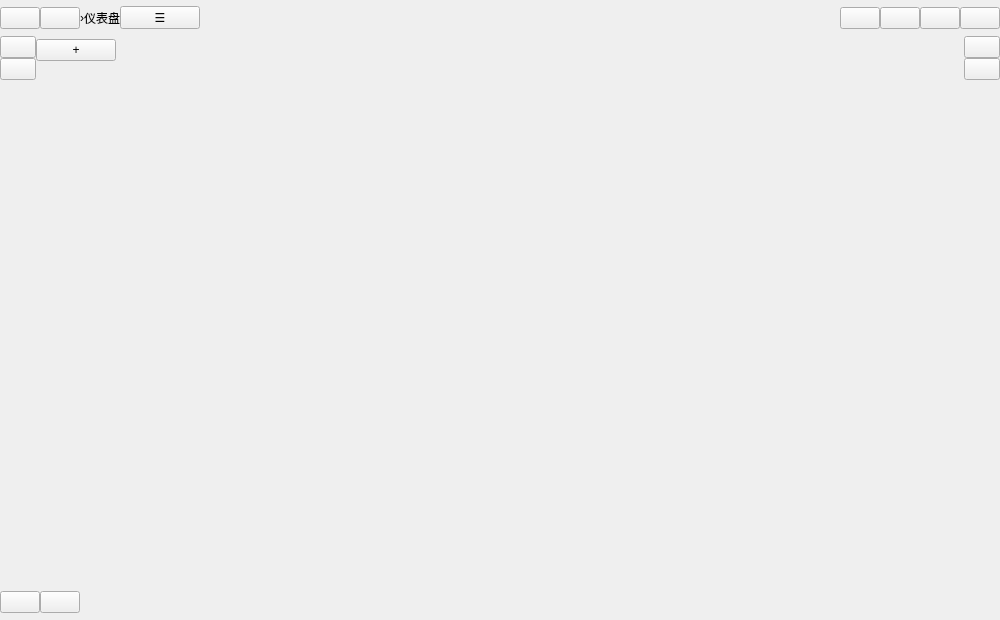
First picture: the form in Sources/Froms/MainWindow.ui, repository FixLater/image-text, before the edit.
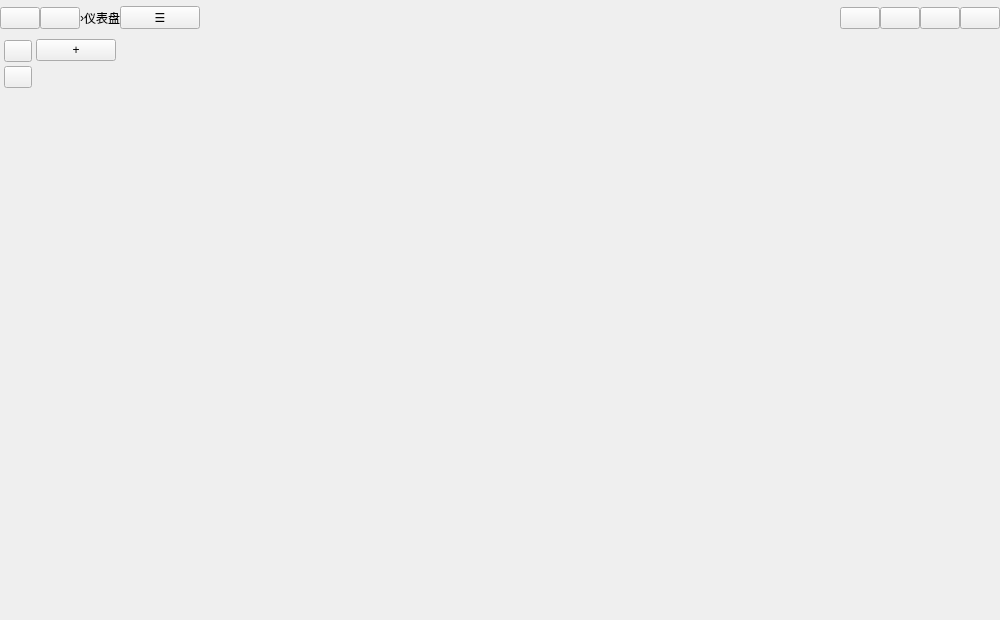
Second picture: the form after the edit.

Commit message:
refactor(ui): 重构主窗口界面布局和侧边栏功能
- 调整应用图标大小从25x25改为20x20，并修改边距设置
- 移除隐藏的右侧按钮，优化界面布局结构
- 将左侧按钮图标从home和settings更换为websocket和translate图标
- 为左侧按钮添加固定尺寸和选中状态样式效果
- 实现侧边栏按钮的动态样式切换功能
- 在紧凑模式下隐藏导航按钮并调整面包屑显示逻辑
- 更新界面资源文件，添加websocket和translate图标资源
- 重构UI布局代码，删除底部和右侧栏组件相关代码
- 调整左侧栏布局间距和边距参数配置

What changed in the file:
```diff
--- a/Sources/Froms/MainWindow.ui
+++ b/Sources/Froms/MainWindow.ui
@@ -176,16 +176,16 @@
          </property>
          <layout class="QVBoxLayout" name="leftBarLayout">
           <property name="spacing">
-           <number>0</number>
+             <number>4</number>
           </property>
           <property name="leftMargin">
-           <number>0</number>
+             <number>4</number>
           </property>
           <property name="topMargin">
-           <number>0</number>
+             <number>4</number>
           </property>
           <property name="rightMargin">
-           <number>0</number>
+             <number>4</number>
           </property>
           <property name="bottomMargin">
            <number>0</number>
@@ -300,126 +300,6 @@
           </item>
          </layout>
         </widget>
-       </item>
-       <item>
-        <widget class="QWidget" name="rightBarWidget">
-         <property name="minimumSize">
-          <size>
-           <width>36</width>
-           <height>0</height>
-          </size>
-         </property>
-         <property name="maximumSize">
-          <size>
-           <width>36</width>
-           <height>16777215</height>
-          </size>
-         </property>
-         <layout class="QVBoxLayout" name="rightBarLayout">
-          <property name="spacing">
-           <number>0</number>
-          </property>
-          <property name="leftMargin">
-           <number>0</number>
-          </property>
-          <property name="topMargin">
-           <number>0</number>
-          </property>
-          <property name="rightMargin">
-           <number>0</number>
-          </property>
-          <property name="bottomMargin">
-           <number>0</number>
-          </property>
-          <item>
-           <widget class="QPushButton" name="rightBtn1">
-            <property name="text">
-             <string/>
-            </property>
-           </widget>
-          </item>
-          <item>
-           <widget class="QPushButton" name="rightBtn2">
-            <property name="text">
-             <string/>
-            </property>
-           </widget>
-          </item>
-          <item>
-           <spacer name="rightSpacer">
-            <property name="orientation">
-             <enum>Qt::Vertical</enum>
-            </property>
-            <property name="sizeHint" stdset="0">
-             <size>
-              <width>20</width>
-              <height>40</height>
-             </size>
-            </property>
-           </spacer>
-          </item>
-         </layout>
-        </widget>
-       </item>
-      </layout>
-     </widget>
-    </item>
-    <item>
-     <widget class="QWidget" name="bottomBarWidget">
-      <property name="minimumSize">
-       <size>
-        <width>0</width>
-        <height>36</height>
-       </size>
-      </property>
-      <property name="maximumSize">
-       <size>
-        <width>16777215</width>
-        <height>36</height>
-       </size>
-      </property>
-      <layout class="QHBoxLayout" name="bottomBarLayout">
-       <property name="spacing">
-        <number>0</number>
-       </property>
-       <property name="leftMargin">
-        <number>0</number>
-       </property>
-       <property name="topMargin">
-        <number>0</number>
-       </property>
-       <property name="rightMargin">
-        <number>0</number>
-       </property>
-       <property name="bottomMargin">
-        <number>0</number>
-       </property>
-       <item>
-        <widget class="QPushButton" name="bottomBtn1">
-         <property name="text">
-          <string/>
-         </property>
-        </widget>
-       </item>
-       <item>
-        <widget class="QPushButton" name="bottomBtn2">
-         <property name="text">
-          <string/>
-         </property>
-        </widget>
-       </item>
-       <item>
-        <spacer name="bottomSpacer">
-         <property name="orientation">
-          <enum>Qt::Horizontal</enum>
-         </property>
-         <property name="sizeHint" stdset="0">
-          <size>
-           <width>40</width>
-           <height>20</height>
-          </size>
-         </property>
-        </spacer>
        </item>
       </layout>
      </widget>
```
Lines whose indentation alone changed are shown as unchanged. The commit also changes 4 other files.
